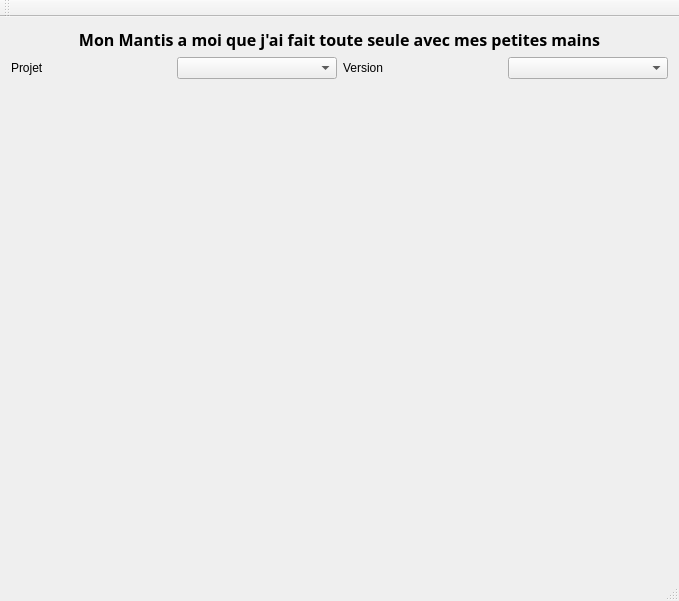
Old version of the form MantisViewerIHMQt/mantisviewerihmqt.ui in the repository Ambrou/MantisViewerQt.
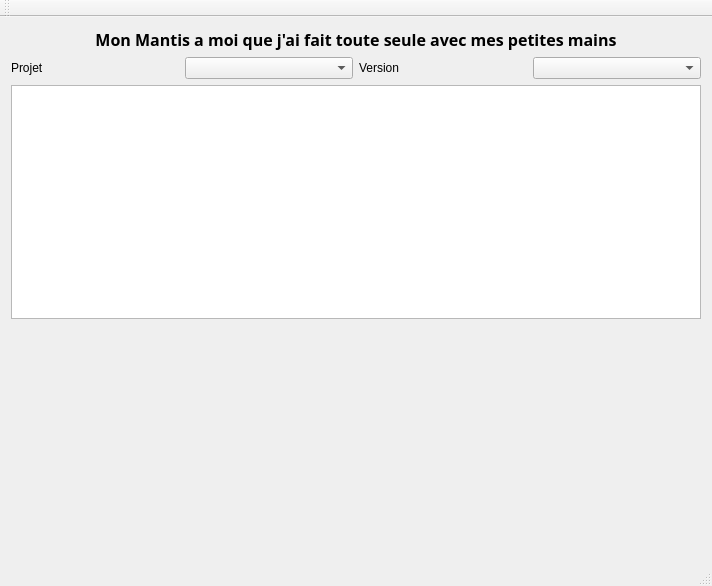
New version of the form.

```diff
--- a/MantisViewerIHMQt/mantisviewerihmqt.ui
+++ b/MantisViewerIHMQt/mantisviewerihmqt.ui
@@ -6,8 +6,8 @@
    <rect>
     <x>0</x>
     <y>0</y>
-    <width>679</width>
-    <height>601</height>
+    <width>712</width>
+    <height>586</height>
    </rect>
   </property>
   <property name="windowTitle">
@@ -57,6 +57,9 @@
       </item>
      </layout>
     </item>
+    <item>
+     <widget class="QTableView" name="tableView"/>
+    </item>
     <item>
      <spacer name="verticalSpacer">
       <property name="orientation">
```
Left out of the diff: 19 changed lines with no effect on the pictures.
